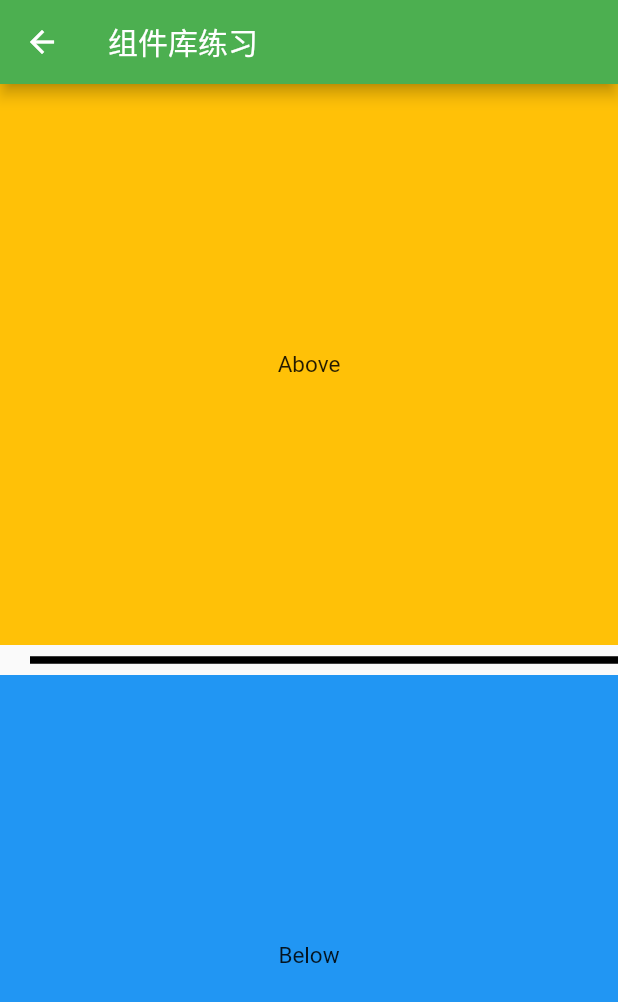
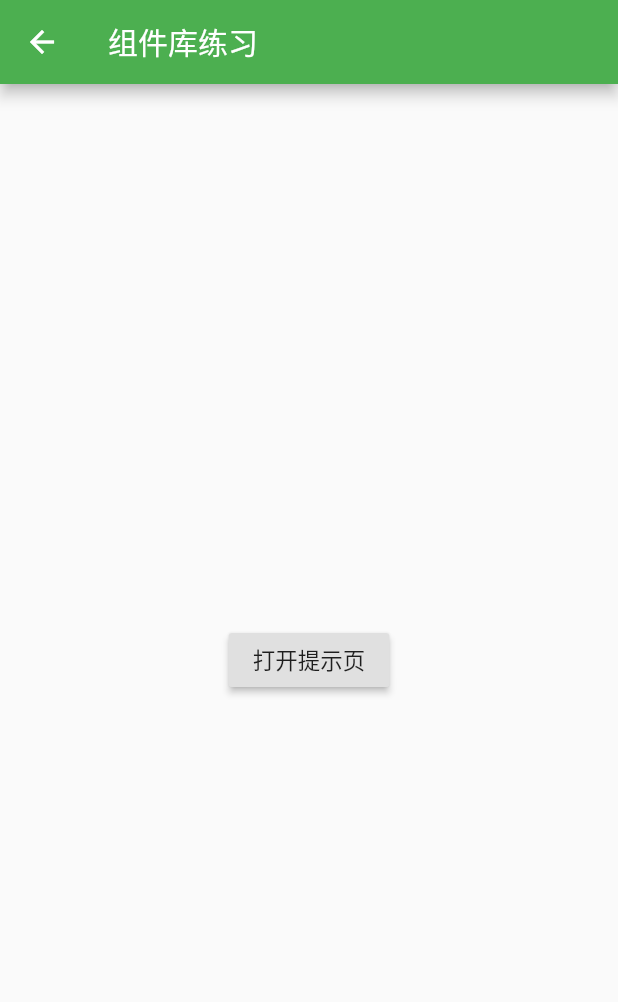
Before and after one commit to Esuol/flutter-exercise-widget, a Flutter app: the CustomPage screen opened directly, on a phone screen of 412 x 824 dp. Shown: the top 1002 px of the screen. Run offline on Flutter 3.47's test engine with Material 2 defaults, Android fonts, the phone set to English and light mode, and no system bars; missing offline and left inert: random_color, simple_tooltip, steps.

Commit message:
feaT: route 参数传递

```diff
--- a/lib/example/router/tipRoute.dart
+++ b/lib/example/router/tipRoute.dart
@@ -32,3 +32,31 @@ class TipRoute extends StatelessWidget {
     );
   }
 }
+
+// 下面是打开新路由TipRoute的代码：
+class RouterTestRoute extends StatelessWidget {
+  @override
+  Widget build(BuildContext context) {
+    return Center(
+      child: RaisedButton(
+        onPressed: () async {
+          // 打开`TipRoute`，并等待返回结果
+          var result = await Navigator.push(
+            context,
+            MaterialPageRoute(
+              builder: (context) {
+                return TipRoute(
+                  // 路由参数
+                  text: "我是提示xxxx",
+                );
+              },
+            ),
+          );
+          //输出`TipRoute`路由返回结果
+          print("路由返回值: $result");
+        },
+        child: Text("打开提示页"),
+      ),
+    );
+  }
+}
--- a/lib/main.dart
+++ b/lib/main.dart
@@ -46,6 +46,7 @@ import 'package:my_app_2/MaterialComponents/list/listTitle2.dart';
 import 'package:my_app_2/MaterialComponents/list/listTitle3.dart';
 import 'package:my_app_2/MaterialComponents/list/step.dart';
 import 'package:my_app_2/MaterialComponents/list/divider.dart';
+import 'package:my_app_2/example/router/tipRoute.dart';
 
 void main() => runApp(new MyApp());
 
@@ -55,7 +56,7 @@ class CustomPage extends StatelessWidget {
     return new Scaffold(
         appBar: new AppBar(title: new Text('组件库练习')),
         body: new Center(
-          child: new DividerScreen(),
+          child: new RouterTestRoute(),
         ));
     // body: DefaultTabController(
     //   length: 3,
```
